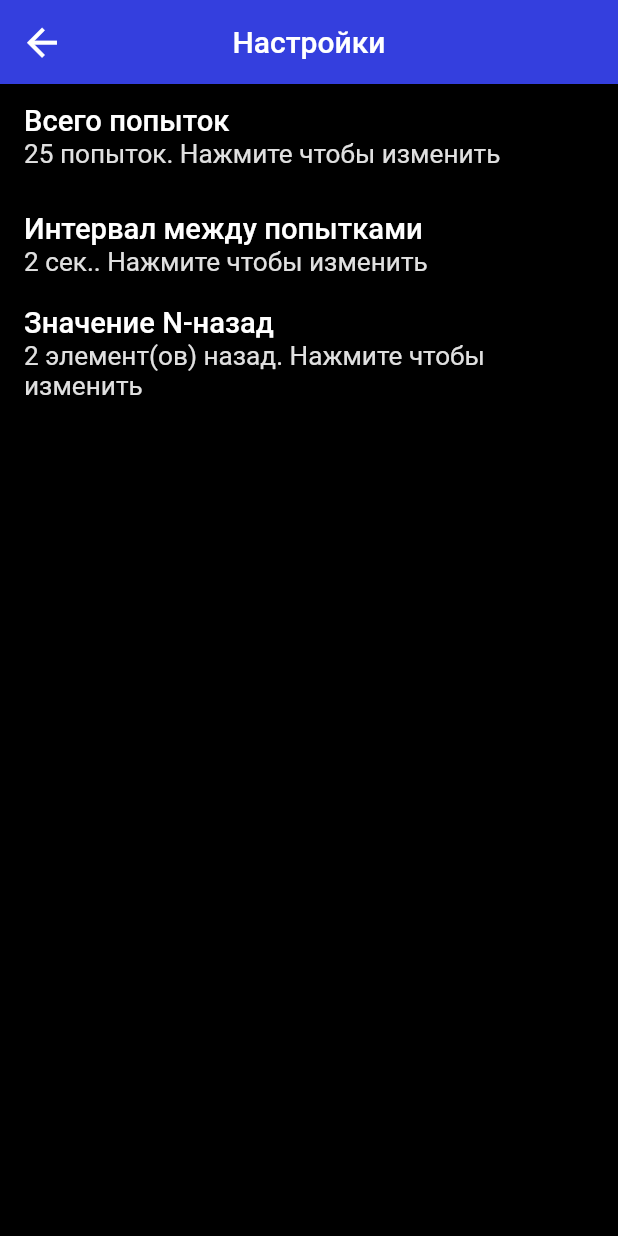
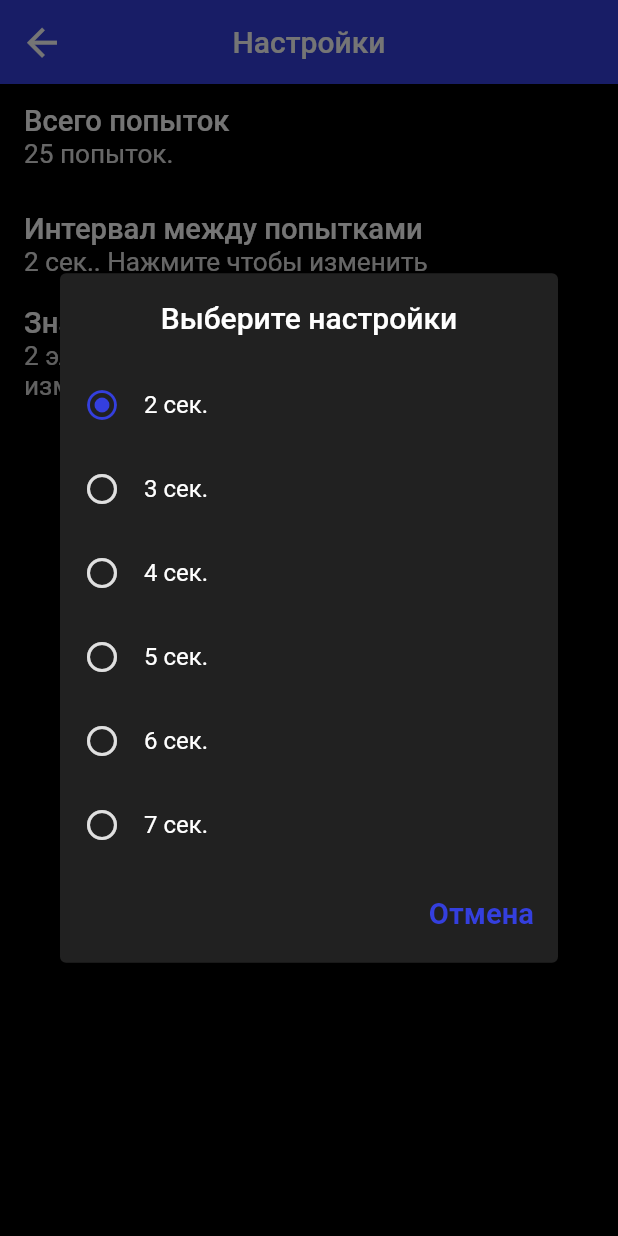
Before and after one commit to Eddie98/nbackflutter, a Flutter app: the SettingsPage screen opened directly, after a tap on "Интервал между попытками", on a phone screen of 412 x 824 dp. Run offline on Flutter 3.47's test engine with Material 2 defaults, Android fonts, the light colour scheme and no system bars; our stand-ins replace bloc, equatable, flutter_bloc, hydrated_bloc; missing offline and left inert: ansicolor.

Commit message:
settings page added options

```diff
--- a/lib/constants/app_colors.dart
+++ b/lib/constants/app_colors.dart
@@ -6,4 +6,5 @@ class AppColors {
   static const Color mainGreyColor = Color.fromRGBO(224, 224, 224, 1);
   static const Color mainGreenColor = Color.fromRGBO(76, 175, 80, 1);
   static const Color mainRedColor = Color.fromRGBO(244, 67, 54, 1);
+  static const Color almostBlackColor = Color.fromRGBO(33, 33, 33, 1);
 }
--- a/lib/constants/app_constants.dart
+++ b/lib/constants/app_constants.dart
@@ -2,8 +2,12 @@ import 'package:flutter/material.dart';
 
 const double defaultHorPadding = 16.0;
 
-const int statePersistSecondsDuration = 1;
-const int counterMaxLimit = 25;
+// const int intervalBetweenAttemptsDuration = 2;
+// const int counterMaxLimit = 25;
+
+const totalAttemptsOptions = [25, 50, 75, 100];
+const intervalBetweenAttemptsOptions = [2, 3, 4, 5, 6, 7];
+const nBackValueOptions = [2, 3, 4];
 
 const String colorSign = 'c';
 const String positionSign = 'p';
--- a/lib/constants/texts.dart
+++ b/lib/constants/texts.dart
@@ -6,6 +6,9 @@ const colorText = 'Цвет';
 const allText = 'Всего';
 const correctText = 'Верно';
 const wrongText = 'Неверно';
+
+const cancelText = 'Отмена';
+const chooseOptionsText = 'Выберите настройки';
 
 const resultsYourResults = 'Ваши результаты';
 const resultsTryMore = 'Попробуйте еще раз!';
--- /dev/null
+++ b/lib/view/pages/settings/bloc/settings_bloc.dart
@@ -0,0 +1,44 @@
+import 'package:equatable/equatable.dart';
+import 'package:hydrated_bloc/hydrated_bloc.dart';
+
+import '../settings_repository.dart';
+
+part 'settings_event.dart';
+part 'settings_state.dart';
+
+class SettingsBloc extends HydratedBloc<SettingsEvent, SettingsMainState> {
+  final SettingsRepository _settingsRepo;
+
+  SettingsBloc({
+    required SettingsRepository settingsRepo,
+  })  : _settingsRepo = settingsRepo,
+        super(const SettingsMainState()) {
+    on<SettingsEvent>(settingsEventHandler);
+  }
+
+  void settingsEventHandler(event, emit) {
+    if (event is SettingsChangeEvent) {
+      //  emit(state.copyWith());
+    }
+  }
+
+  @override
+  SettingsMainState? fromJson(Map<String, dynamic> json) {
+    try {
+      _settingsRepo.totalAttempts = json['totalAttempts'];
+      _settingsRepo.intervalBetweenAttempts = json['intervalBetweenAttempts'];
+      _settingsRepo.nBackValue = json['nBackValue'];
+
+      return SettingsMainState(
+        totalAttempts: json['totalAttempts'],
+        intervalBetweenAttempts: json['intervalBetweenAttempts'],
+        nBackValue: json['nBackValue'],
+      );
+    } catch (e) {
+      return null;
+    }
+  }
+
+  @override
+  Map<String, dynamic>? toJson(state) => state.toMap();
+}
--- /dev/null
+++ b/lib/view/pages/settings/bloc/settings_event.dart
@@ -0,0 +1,12 @@
+part of 'settings_bloc.dart';
+
+abstract class SettingsEvent extends Equatable {
+  const SettingsEvent();
+
+  @override
+  List<Object> get props => [];
+}
+
+class SettingsChangeEvent extends SettingsEvent {
+  const SettingsChangeEvent();
+}
--- /dev/null
+++ b/lib/view/pages/settings/bloc/settings_state.dart
@@ -0,0 +1,40 @@
+part of 'settings_bloc.dart';
+
+abstract class SettingsState extends Equatable {
+  const SettingsState();
+
+  @override
+  List<Object> get props => [];
+}
+
+class SettingsMainState extends SettingsState {
+  final int totalAttempts;
+  final int intervalBetweenAttempts;
+  final int nBackValue;
+
+  const SettingsMainState({
+    this.totalAttempts = 25,
+    this.intervalBetweenAttempts = 2,
+    this.nBackValue = 2,
+  });
+
+  Map<String, dynamic> toMap() {
+    return {
+      'totalAttempts': totalAttempts,
+      'intervalBetweenAttempts': intervalBetweenAttempts,
+      'nBackValue': nBackValue,
+    };
+  }
+
+  SettingsMainState copyWith({
+    int? totalAttempts,
+    int? intervalBetweenAttempts,
+    int? nBackValue,
+  }) =>
+      SettingsMainState(
+        totalAttempts: totalAttempts ?? this.totalAttempts,
+        intervalBetweenAttempts:
+            intervalBetweenAttempts ?? this.intervalBetweenAttempts,
+        nBackValue: nBackValue ?? this.nBackValue,
+      );
+}
--- a/lib/view/pages/settings/settings.dart
+++ b/lib/view/pages/settings/settings.dart
@@ -1,8 +1,11 @@
 import 'package:flutter/material.dart';
+import 'package:flutter_bloc/flutter_bloc.dart';
 import 'package:nbackflutter/constants/index.dart';
 import 'package:nbackflutter/utils/index.dart';
 import 'package:nbackflutter/view/widgets/index.dart';
 
+import 'bloc/settings_bloc.dart';
+import 'widgets/dialog.dart';
 import 'widgets/list_item.dart';
 
 class SettingsPage extends StatelessWidget {
@@ -17,28 +20,49 @@ class SettingsPage extends StatelessWidget {
         automaticallyImplyLeading: false,
         centerTitle: true,
         leading: ArrowBackBtnWidget(
-          () => Navigator.of(context).pop(),
+          () => Navigator.pop(context),
         ),
         title: const Text(settingsText),
       ),
-      body: Column(
+      body: BlocBuilder<SettingsBloc, SettingsMainState>(
+        builder: (context, state) {
+          return Column(
             children: [
               ListItemWidget(
                 title: totalAttemptsText,
-            subTitle: '25 $attemptsText. $clickToChangeText',
-            onTap: () {},
+                subTitle: '${state.totalAttempts} $attemptsText. ',
+                onTap: () => showAlertDialog(
+                  context: context,
+                  options: totalAttemptsOptions,
+                  selectedOption: state.totalAttempts,
+                  root: 0,
+                ),
               ),
               ListItemWidget(
                 title: intervalBetweenAttemptsText,
-            subTitle: '2 $secondsText. $clickToChangeText',
-            onTap: () {},
+                subTitle:
+                    '${state.intervalBetweenAttempts} $secondsText. $clickToChangeText',
+                onTap: () => showAlertDialog(
+                  context: context,
+                  options: intervalBetweenAttemptsOptions,
+                  selectedOption: state.intervalBetweenAttempts,
+                  root: 1,
+                ),
               ),
               ListItemWidget(
                 title: nBackValueText,
-            subTitle: '2 $itemsbackText. $clickToChangeText',
-            onTap: () {},
+                subTitle:
+                    '${state.nBackValue} $itemsbackText. $clickToChangeText',
+                onTap: () => showAlertDialog(
+                  context: context,
+                  options: nBackValueOptions,
+                  selectedOption: state.nBackValue,
+                  root: 2,
+                ),
               ),
             ],
+          );
+        },
       ),
     );
   }
--- /dev/null
+++ b/lib/view/pages/settings/settings_repository.dart
@@ -0,0 +1,5 @@
+class SettingsRepository {
+  int totalAttempts = 25;
+  int intervalBetweenAttempts = 2;
+  int nBackValue = 2;
+}
--- /dev/null
+++ b/lib/view/pages/settings/widgets/dialog.dart
@@ -0,0 +1,78 @@
+import 'package:flutter/material.dart';
+import 'package:nbackflutter/constants/index.dart';
+import 'package:nbackflutter/utils/index.dart';
+
+void showAlertDialog({
+  required BuildContext context,
+  required List<int> options,
+  required int selectedOption,
+  required int root,
+}) {
+  final size = MediaQuery.of(context).size;
+  final additionalText = root == 0
+      ? attemptsText
+      : root == 1
+          ? secondsText
+          : itemsbackText;
+
+  showDialog(
+    context: context,
+    builder: (BuildContext context) {
+      return AlertDialog(
+        backgroundColor: AppColors.almostBlackColor,
+        title: Text(
+          chooseOptionsText,
+          textAlign: TextAlign.center,
+          style: const TextStyle().copyWith(
+            color: Colors.white,
+          ),
+        ),
+        titlePadding: EdgeInsets.symmetric(
+          vertical: getPropScreenWidth(defaultHorPadding),
+        ),
+        contentPadding: EdgeInsets.zero,
+        content: SizedBox(
+          width: size.width,
+          child: Column(
+            mainAxisSize: MainAxisSize.min,
+            children: List.generate(options.length, (index) {
+              final option = options[index];
+
+              final isSelected = option == selectedOption;
+
+              return ListTile(
+                onTap: () {},
+                minLeadingWidth: defaultHorPadding,
+                title: Text(
+                  '$option $additionalText',
+                  style: const TextStyle().copyWith(
+                    color: Colors.white,
+                  ),
+                ),
+                leading: Icon(
+                  isSelected
+                      ? Icons.radio_button_checked
+                      : Icons.radio_button_off,
+                  color: isSelected
+                      ? AppColors.themeColor
+                      : AppColors.mainGreyColor,
+                ),
+              );
+            }),
+          ),
+        ),
+        actions: [
+          TextButton(
+            onPressed: () => Navigator.pop(context),
+            child: Text(
+              cancelText,
+              style: TextStyles.allColorPositionTS().copyWith(
+                color: AppColors.themeColor,
+              ),
+            ),
+          ),
+        ],
+      );
+    },
+  );
+}
--- a/lib/view/screens/training/bloc/training_bloc.dart
+++ b/lib/view/screens/training/bloc/training_bloc.dart
@@ -3,14 +3,21 @@ import 'package:equatable/equatable.dart';
 import 'package:flutter/material.dart';
 import 'package:nbackflutter/constants/index.dart';
 
+import '../../../pages/settings/settings_repository.dart';
+
 part 'training_event.dart';
 part 'training_state.dart';
 
 class TrainingBloc extends Bloc<TrainingEvent, TrainingProccess> {
+  final SettingsRepository _settingsRepo;
+
   bool isColorBtnClicked = false;
   bool isPositionBtnClicked = false;
 
-  TrainingBloc() : super(const TrainingProccess()) {
+  TrainingBloc({
+    required SettingsRepository settingsRepo,
+  })  : _settingsRepo = settingsRepo,
+        super(const TrainingProccess()) {
     on<TrainingEvent>(trainingEventHandler);
   }
 
--- a/pubspec.yaml
+++ b/pubspec.yaml
@@ -38,6 +38,8 @@ dependencies:
   flutter_bloc: ^8.0.1
   ansicolor: ^2.0.1
   equatable: ^2.0.3
+  hydrated_bloc: ^8.1.0
+  path_provider: ^2.0.11
 
 dev_dependencies:
   flutter_test:
```
Also changed, not shown: lib/main.dart (+31 -3 lines), lib/view/screens/training/training.dart (+9 -6 lines), pubspec.lock. Lines whose indentation alone changed are shown as unchanged.
